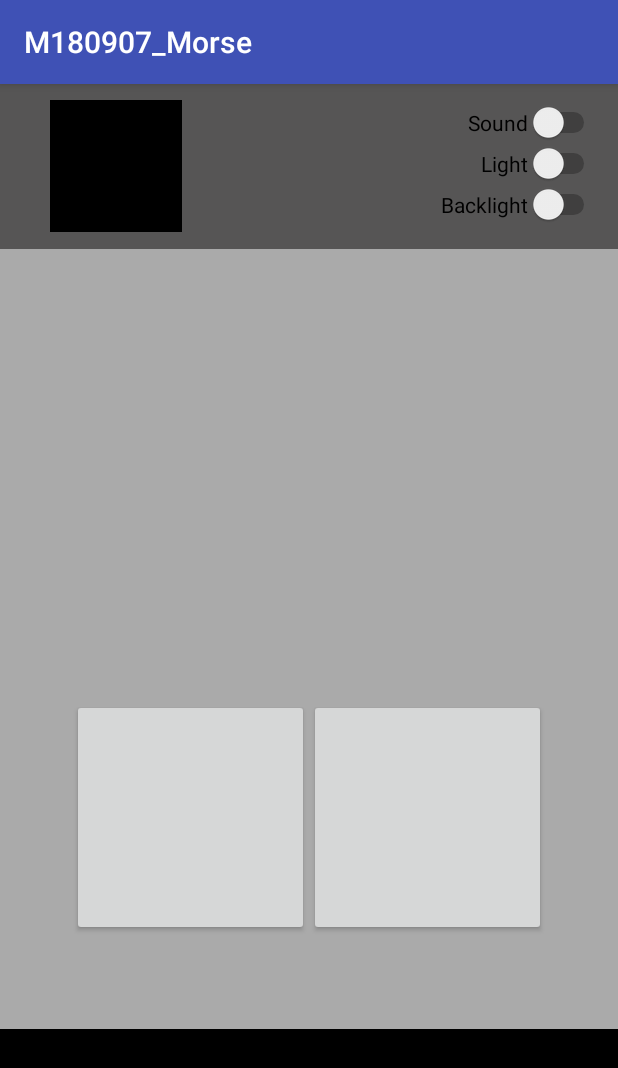
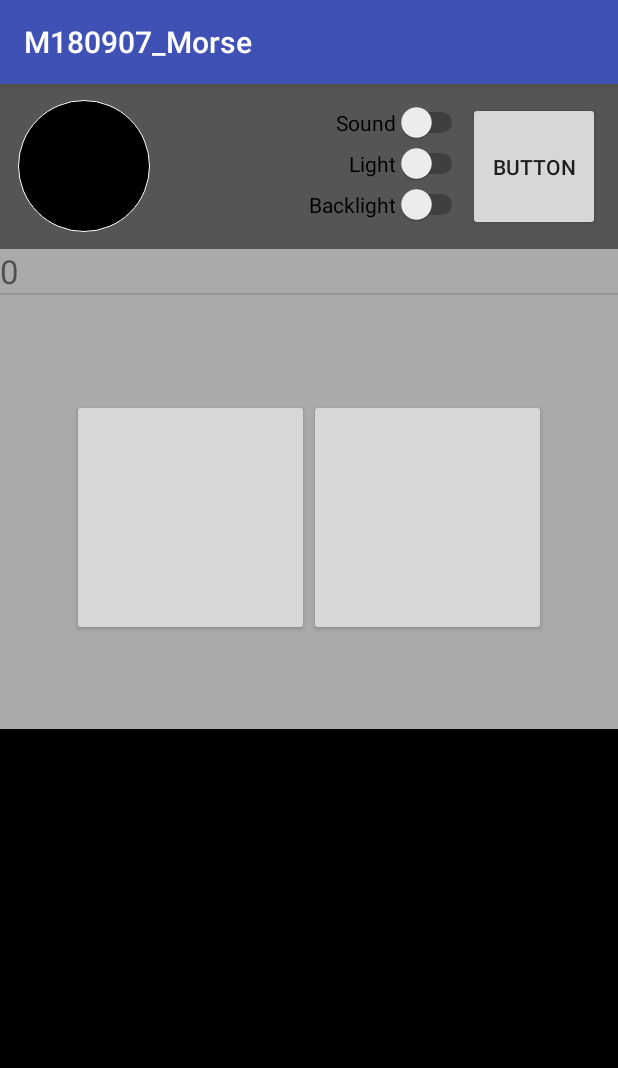
Before and after one commit to kankanla/M180907_Morse, an Android app: the Morse_key screen opened directly, with no data from a screen before it, on a phone screen of 412 x 824 dp. Shown: the top 1068 px of the screen. Run offline under Robolectric (Android 15) with nearby library versions, the phone set to English and light mode, and no system bars; 3 statements that could not run were skipped.

Commit message:
2018/09/20

```diff
--- a/app/build.gradle
+++ b/app/build.gradle
@@ -25,4 +25,5 @@ dependencies {
     testImplementation 'junit:junit:4.12'
     androidTestImplementation 'com.android.support.test:runner:1.0.2'
     androidTestImplementation 'com.android.support.test.espresso:espresso-core:3.0.2'
+    implementation 'com.android.support:design:28.0.0-rc02'
 }
--- a/app/src/main/AndroidManifest.xml
+++ b/app/src/main/AndroidManifest.xml
@@ -21,7 +21,9 @@
         <service
             android:name=".Morse_HZ"
             android:enabled="true"
-            android:exported="false"></service>
+            android:exported="false" />
+
+        <activity android:name=".Add_Morse_item"></activity>
     </application>
 
 </manifest>
--- a/app/src/main/java/com/kankanla/e560/m180907_morse/Morse_SQL.java
+++ b/app/src/main/java/com/kankanla/e560/m180907_morse/Morse_SQL.java
@@ -1,21 +1,44 @@
 package com.kankanla.e560.m180907_morse;
 
 import android.content.Context;
+import android.database.Cursor;
 import android.database.sqlite.SQLiteDatabase;
 import android.database.sqlite.SQLiteOpenHelper;
+import android.text.Editable;
 import android.util.Log;
 
 public class Morse_SQL {
+    private final String TAG = "###Morse_SQL###";
     private Context context;
-    private final String TAG = "###Morse_SQL###";
     private final int DB_VERSION = 1;
     private final String DB_NAME = "MSQL.db";
     private SQL_DB sql_db;
 
 
     public Morse_SQL(Context context) {
+        Log.d(TAG, "add_item");
+        Log.d(getClass().getName(), "333");
         this.context = context;
         sql_db = new SQL_DB(context, DB_NAME, null, DB_VERSION);
+    }
+
+
+    public void add_item(Editable title, Editable CODE) {
+        Log.d(TAG, "add_item");
+        SQLiteDatabase db = sql_db.getWritableDatabase();
+        String stime = String.valueOf(System.currentTimeMillis());
+        String cmd = "insert into main (title,code,create_time)values(?,?,?)";
+        db.execSQL(cmd, new String[]{String.valueOf(title), String.valueOf(CODE), stime});
+        db.close();
+    }
+
+
+    public Cursor list_item() {
+        Log.d(TAG, "list_item");
+        SQLiteDatabase db = sql_db.getReadableDatabase();
+        String cmd = "select * from main";
+        Cursor cursor = db.rawQuery(cmd, null);
+        return cursor;
     }
 
 
@@ -28,6 +51,14 @@ public class Morse_SQL {
         @Override
         public void onCreate(SQLiteDatabase db) {
             Log.d(TAG, "onCreate(SQLiteDatabase db)");
+            String create_db = "create table main(" +
+                    "id INTEGER PRIMARY KEY AUTOINCREMENT," +
+                    "title text not null," +
+                    "code text not null," +
+                    "create_time Integer not null," +
+                    "acccond integer default 0," +
+                    "active text default 1 )";
+            db.execSQL(create_db);
 
         }
 
--- a/app/src/main/java/com/kankanla/e560/m180907_morse/Morse_key.java
+++ b/app/src/main/java/com/kankanla/e560/m180907_morse/Morse_key.java
@@ -4,18 +4,23 @@ import android.content.ComponentName;
 import android.content.Context;
 import android.content.Intent;
 import android.content.ServiceConnection;
-import android.graphics.Color;
+import android.content.pm.ActivityInfo;
+import android.database.Cursor;
+import android.graphics.Point;
 import android.os.Build;
 import android.os.Bundle;
 import android.os.IBinder;
-import android.provider.Settings;
 import android.support.annotation.RequiresApi;
 import android.support.v7.app.AppCompatActivity;
 import android.util.Log;
+import android.view.Display;
 import android.view.MotionEvent;
 import android.view.View;
+import android.view.ViewGroup;
 import android.view.WindowManager;
+import android.widget.BaseAdapter;
 import android.widget.Button;
+import android.widget.LinearLayout;
 import android.widget.ListView;
 import android.widget.TextView;
 
@@ -24,26 +29,37 @@ import java.util.TimerTask;
 
 public class Morse_key extends AppCompatActivity {
     private final String TAG = "###Morse_key###";
-    private Button button1, button2;
+    private Button button1, button2, button4;
     private TextView textView;
     private Morse_HZ morse_hz;
     private ListView listView;
     private Timer timer;
     private TimerTask timerTask;
-
+    private Morse_SQL morse_sql;
+    private Cursor cursor;
+    private Point point;
+    private LinearLayout l1, l2, l3;
 
     @Override
     protected void onCreate(Bundle savedInstanceState) {
         super.onCreate(savedInstanceState);
         Log.d(TAG, "onCreate");
         setContentView(R.layout.activity_morse_key);
+        init();
+
         button1 = findViewById(R.id.buttonkey1);
         button2 = findViewById(R.id.buttonkey2);
+        button4 = findViewById(R.id.button4);
         textView = findViewById(R.id.cqcq);
         listView = findViewById(R.id.morselist);
-        init();
+
+        l1 = findViewById(R.id.l1);
+        l2 = findViewById(R.id.l2);
+        l3 = findViewById(R.id.l3);
+
         Intent intent = new Intent(this, Morse_HZ.class);
         bindService(intent, serviceConnection, Context.BIND_AUTO_CREATE);
+        morse_sql = new Morse_SQL(this);
     }
 
     @Override
@@ -58,12 +74,14 @@ public class Morse_key extends AppCompatActivity {
                     case MotionEvent.ACTION_DOWN:
                         Log.d(TAG, "ACTION_DOWN");
                         morse_hz.Beep_ON();
-                        textView.setBackgroundColor(Color.WHITE);
+//                        textView.setBackgroundColor(Color.WHITE);
+                        textView.setBackground(getDrawable(R.drawable.out_window2));
                         break;
                     case MotionEvent.ACTION_UP:
                         Log.d(TAG, "ACTION_UP");
                         morse_hz.Beep_OFF();
-                        textView.setBackgroundColor(Color.BLACK);
+//                        textView.setBackgroundColor(Color.BLACK);
+                        textView.setBackground(getDrawable(R.drawable.out_window));
                         break;
                     default:
                 }
@@ -76,11 +94,20 @@ public class Morse_key extends AppCompatActivity {
             public void onClick(View v) {
                 if (morse_hz != null) {
                     morse_hz.Test();
-                    morse_hz.add_MorseString("CQCQ DE OSO AR 1234567890 !.-()+++++");
+                    morse_hz.add_MorseString("-.-. --.- -.-. --.- CQ CQ cq cq");
                 } else {
                     Log.d(TAG, "morse_hz == null");
                     return;
                 }
+            }
+        });
+
+        button4.setOnClickListener(new View.OnClickListener() {
+            @Override
+            public void onClick(View v) {
+                Intent intent = new Intent();
+                intent.setClass(getApplicationContext(), Add_Morse_item.class);
+                startActivity(intent);
             }
         });
     }
@@ -89,13 +116,31 @@ public class Morse_key extends AppCompatActivity {
     protected void onResume() {
         super.onResume();
         Log.d(TAG, "onResume");
-        Log.d(TAG, Settings.System.getString(this.getContentResolver(), "screen_brightness"));
 
-
-
+        Myadaputa myadaputa = new Myadaputa(morse_sql.list_item());
+        listView.setAdapter(myadaputa);
 
 
     }
+
+    @Override
+    protected void onPause() {
+        super.onPause();
+        Log.d(TAG, "onPause");
+    }
+
+    @Override
+    protected void onStop() {
+        super.onStop();
+        Log.d(TAG, "onStop");
+    }
+
+    @Override
+    protected void onDestroy() {
+        super.onDestroy();
+        morse_hz.ClearMorseList();
+    }
+
 
     private void init() {
         Log.d(TAG, "init");
@@ -107,7 +152,10 @@ public class Morse_key extends AppCompatActivity {
         WindowManager.LayoutParams lp = getWindow().getAttributes();
         lp.screenBrightness = 1.0f;
         getWindow().setAttributes(lp);
-        Log.d(TAG, Settings.System.getString(this.getContentResolver(), "screen_brightness"));
+        setRequestedOrientation(ActivityInfo.SCREEN_ORIENTATION_PORTRAIT);
+        Display display = getWindowManager().getDefaultDisplay();
+        point = new Point();
+        display.getSize(point);
     }
 
     public ServiceConnection serviceConnection = new ServiceConnection() {
@@ -126,4 +174,47 @@ public class Morse_key extends AppCompatActivity {
         }
     };
 
+
+    class Myadaputa extends BaseAdapter {
+        private Cursor cursor;
+        private TextView list_t, list_c;
+
+        public Myadaputa(Cursor cursor) {
+            this.cursor = cursor;
+        }
+
+        @Override
+        public int getCount() {
+            return cursor.getCount();
+        }
+
+        @Override
+        public Object getItem(int position) {
+            cursor.moveToPosition(position);
+            return null;
+        }
+
+        @Override
+        public long getItemId(int position) {
+            return position;
+        }
+
+        @Override
+        public View getView(int position, View convertView, ViewGroup parent) {
+            cursor.moveToPosition(position);
+            if (convertView == null) {
+                convertView = getLayoutInflater().inflate(R.layout.morse_item_list, null);
+                list_t = convertView.findViewById(R.id.list_title);
+                list_c = convertView.findViewById(R.id.list_code);
+            } else {
+                list_t = convertView.findViewById(R.id.list_title);
+                list_c = convertView.findViewById(R.id.list_code);
+            }
+            list_t.setText(cursor.getString(cursor.getColumnIndex("title")));
+            list_c.setText(cursor.getString(cursor.getColumnIndex("acccond")));
+
+            return convertView;
+        }
+    }
+
 }
--- /dev/null
+++ b/app/src/main/res/drawable/out_window.xml
@@ -0,0 +1,25 @@
+<?xml version="1.0" encoding="utf-8"?>
+<shape xmlns:android="http://schemas.android.com/apk/res/android"
+    android:shape="rectangle">
+
+    <corners android:radius="44dp" />
+
+    <gradient
+        android:endColor="@android:color/black"
+        android:startColor="@android:color/black" />
+    <padding
+        android:bottom="9dp"
+        android:left="9dp"
+        android:right="9dp"
+        android:top="9dp" />
+    <size />
+    <solid />
+
+    <stroke
+        android:width="1px"
+        android:color="@android:color/white"
+
+        />
+
+
+</shape>
--- /dev/null
+++ b/app/src/main/res/drawable/out_window2.xml
@@ -0,0 +1,22 @@
+<?xml version="1.0" encoding="utf-8"?>
+<shape xmlns:android="http://schemas.android.com/apk/res/android"
+    android:shape="rectangle">
+
+    <corners android:radius="44dp" />
+
+    <gradient
+        android:endColor="@android:color/white"
+        android:startColor="@android:color/white" />
+    <padding
+        android:bottom="9dp"
+        android:left="9dp"
+        android:right="9dp"
+        android:top="9dp" />
+    <size />
+    <solid />
+    <stroke
+        android:width="1px"
+        android:color="@android:color/white" />
+
+
+</shape>
--- a/app/src/main/res/layout/activity_main.xml
+++ b/app/src/main/res/layout/activity_main.xml
@@ -15,7 +15,8 @@
         app:layout_constraintBottom_toTopOf="@+id/linearLayout"
         app:layout_constraintTop_toTopOf="parent"
         app:layout_constraintVertical_bias="0.718"
-        tools:layout_editor_absoluteX="8dp">
+        tools:layout_editor_absoluteX="8dp"
+        tools:ignore="MissingConstraints">
 
         <ImageView
             android:id="@+id/imageView2"
--- a/app/src/main/res/layout/activity_morse_key.xml
+++ b/app/src/main/res/layout/activity_morse_key.xml
@@ -15,25 +15,32 @@
 
         <!--トップの光出力と設定部分-->
         <LinearLayout
+            android:id="@+id/l1"
             android:layout_width="match_parent"
             android:layout_height="110dp"
-            android:background="@color/listviewbkcolor">
+            android:background="@color/listviewbkcolor"
+            android:paddingLeft="12dp">
             <!--出力窓-->
             <TextView
                 android:id="@+id/cqcq"
                 android:layout_width="88dp"
                 android:layout_height="88dp"
                 android:layout_gravity="center"
-                android:layout_margin="33dp"
-                android:background="@android:color/black" />
+                android:background="@drawable/out_window" />
             <!--設定項目エリア-->
             <LinearLayout
                 android:layout_width="match_parent"
                 android:layout_height="match_parent"
                 android:layout_gravity="left|right"
                 android:gravity="right"
-                android:orientation="vertical"
+                android:orientation="horizontal"
                 android:padding="12dp">
+
+                <LinearLayout
+                    android:layout_width="wrap_content"
+                    android:layout_height="wrap_content"
+                    android:gravity="right"
+                    android:orientation="vertical">
 
                     <Switch
                         android:layout_width="wrap_content"
@@ -55,12 +62,29 @@
 
                 </LinearLayout>
 
+                <LinearLayout
+                    android:layout_width="wrap_content"
+                    android:layout_height="wrap_content">
+
+                    <Button
+                        android:id="@+id/button4"
+                        android:layout_width="wrap_content"
+                        android:layout_height="wrap_content"
+                        android:width="88dp"
+                        android:height="88dp"
+                        android:text="Button" />
+                </LinearLayout>
+
+
+            </LinearLayout>
+
         </LinearLayout>
 
         <!--モールスコードリスト部分-->
         <LinearLayout
+            android:id="@+id/l2"
             android:layout_width="match_parent"
-            android:layout_height="300dp"
+            android:layout_height="100dp"
             android:background="@android:color/darker_gray"
             android:orientation="vertical">
 
@@ -75,6 +99,7 @@
 
         <!--下のボタン部分-->
         <LinearLayout
+            android:id="@+id/l3"
             android:layout_width="match_parent"
             android:layout_height="220dp"
             android:layout_gravity="center"
--- /dev/null
+++ b/app/src/main/res/layout/morse_item_list.xml
@@ -0,0 +1,21 @@
+<?xml version="1.0" encoding="utf-8"?>
+<LinearLayout xmlns:android="http://schemas.android.com/apk/res/android"
+    android:layout_width="match_parent"
+    android:layout_height="match_parent"
+    android:orientation="horizontal">
+
+    <TextView
+        android:id="@+id/list_title"
+        android:layout_width="wrap_content"
+        android:layout_height="wrap_content"
+        android:text="title"
+        android:textSize="22dp" />
+
+    <TextView
+        android:id="@+id/list_code"
+        android:layout_width="wrap_content"
+        android:layout_height="wrap_content"
+        android:text="code"
+        android:textSize="22dp" />
+
+</LinearLayout>
--- a/app/src/main/res/values/strings.xml
+++ b/app/src/main/res/values/strings.xml
@@ -6,5 +6,8 @@
     <string name="set_sound">Sound</string>
     <string name="set_Light">Light</string>
     <string name="set_Backlight">Backlight</string>
+    <string name="input_title">Item_name</string>
+    <string name="input_code">MorseCode</string>
+
 
 </resources>
```
Also changed, not shown: app/src/main/java/com/kankanla/e560/m180907_morse/Add_Morse_item.java (added, +109 -0 lines), app/src/main/java/com/kankanla/e560/m180907_morse/MainActivity.java (+13 -0 lines), app/src/main/java/com/kankanla/e560/m180907_morse/Morse_HZ.java (+92 -77 lines), app/src/main/res/layout/activity_add_morse_item.xml (added, +110 -0 lines). Lines whose indentation alone changed are shown as unchanged.
